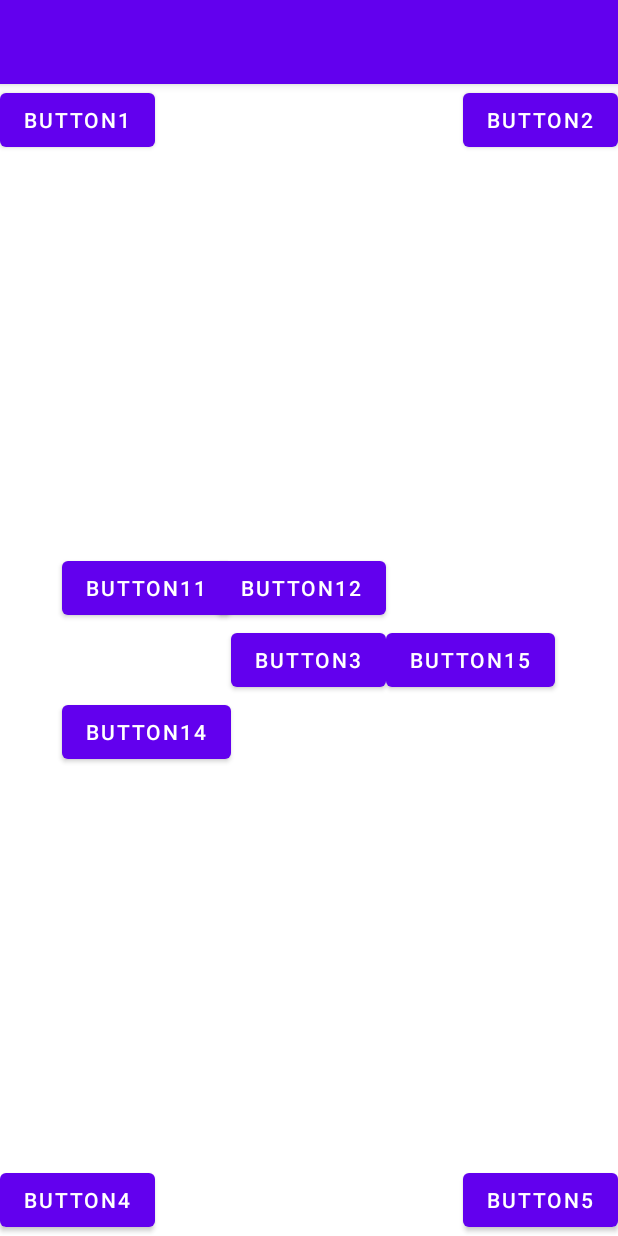
After one commit to Billdex/learn, an Android app: the RelativeLayoutActivity screen opened directly, with no data from a screen before it, on a phone screen of 412 x 824 dp. The commit adds this screen. Run offline under Robolectric (Android 15) with nearby library versions, the phone set to English and light mode, and no system bars.

Commit message:
RelativeLayout相对布局的用法

```diff
--- a/android-study/UILayout/app/src/main/AndroidManifest.xml
+++ b/android-study/UILayout/app/src/main/AndroidManifest.xml
@@ -9,7 +9,8 @@
         android:roundIcon="@mipmap/ic_launcher_round"
         android:supportsRtl="true"
         android:theme="@style/Theme.UILayout">
-        <activity android:name=".LayoutWeightActivity"></activity>
+        <activity android:name=".RelativeLayoutActivity"></activity>
+        <activity android:name=".LayoutWeightActivity" />
         <activity android:name=".MainActivity">
             <intent-filter>
                 <action android:name="android.intent.action.MAIN" />
--- a/android-study/UILayout/app/src/main/java/com/example/uilayout/MainActivity.kt
+++ b/android-study/UILayout/app/src/main/java/com/example/uilayout/MainActivity.kt
@@ -10,6 +10,7 @@ class MainActivity : AppCompatActivity(), View.OnClickListener {
         super.onCreate(savedInstanceState)
         setContentView(R.layout.activity_main)
         button1.setOnClickListener(this)
+        button2.setOnClickListener(this)
     }
 
     override fun onClick(v: View?) {
@@ -17,6 +18,9 @@ class MainActivity : AppCompatActivity(), View.OnClickListener {
             R.id.button1 -> {
                 LayoutWeightActivity.actionStart(this)
             }
+            R.id.button2 -> {
+                RelativeLayoutActivity.actionStart(this)
+            }
         }
     }
 }
--- /dev/null
+++ b/android-study/UILayout/app/src/main/java/com/example/uilayout/RelativeLayoutActivity.kt
@@ -0,0 +1,20 @@
+package com.example.uilayout
+
+import android.content.Context
+import android.content.Intent
+import androidx.appcompat.app.AppCompatActivity
+import android.os.Bundle
+
+class RelativeLayoutActivity : AppCompatActivity() {
+    override fun onCreate(savedInstanceState: Bundle?) {
+        super.onCreate(savedInstanceState)
+        setContentView(R.layout.relative_layout)
+    }
+
+    companion object {
+        fun actionStart(context: Context) {
+            val intent = Intent(context, RelativeLayoutActivity::class.java)
+            context.startActivity(intent)
+        }
+    }
+}
--- a/android-study/UILayout/app/src/main/res/layout/activity_main.xml
+++ b/android-study/UILayout/app/src/main/res/layout/activity_main.xml
@@ -21,7 +21,8 @@
         android:layout_width="wrap_content"
         android:layout_height="wrap_content"
         android:layout_gravity="center"
-        android:text="button2" />
+        android:textAllCaps="false"
+        android:text="relative" />
 
     <Button
         android:id="@+id/button3"
--- /dev/null
+++ b/android-study/UILayout/app/src/main/res/layout/relative_layout.xml
@@ -0,0 +1,73 @@
+<?xml version="1.0" encoding="utf-8"?>
+<RelativeLayout
+    xmlns:android="http://schemas.android.com/apk/res/android"
+    android:layout_width="match_parent"
+    android:layout_height="match_parent">
+
+    <Button
+        android:id="@+id/button1"
+        android:layout_height="wrap_content"
+        android:layout_width="wrap_content"
+        android:layout_alignParentTop="true"
+        android:layout_alignParentLeft="true"
+        android:text="button1"/>
+    <Button
+        android:id="@+id/button2"
+        android:layout_height="wrap_content"
+        android:layout_width="wrap_content"
+        android:layout_alignParentRight="true"
+        android:layout_alignParentTop="true"
+        android:text="button2"/>
+
+    <Button
+        android:id="@+id/button3"
+        android:layout_width="wrap_content"
+        android:layout_height="wrap_content"
+        android:layout_centerInParent="true"
+        android:text="button3" />
+    <Button
+        android:id="@+id/button4"
+        android:layout_height="wrap_content"
+        android:layout_width="wrap_content"
+        android:layout_alignParentBottom="true"
+        android:layout_alignParentLeft="true"
+        android:text="button4"/>
+    <Button
+        android:id="@+id/button5"
+        android:layout_height="wrap_content"
+        android:layout_width="wrap_content"
+        android:layout_alignParentBottom="true"
+        android:layout_alignParentRight="true"
+        android:text="button5"/>
+
+    <Button
+        android:id="@+id/button11"
+        android:layout_height="wrap_content"
+        android:layout_width="wrap_content"
+        android:layout_above="@id/button3"
+        android:layout_toLeftOf="@id/button3"
+        android:text="button11"/>
+    <Button
+        android:id="@+id/button12"
+        android:layout_height="wrap_content"
+        android:layout_width="wrap_content"
+        android:layout_above="@id/button3"
+        android:layout_alignRight="@id/button3"
+        android:text="button12"/>
+    <Button
+        android:id="@+id/button14"
+        android:layout_height="wrap_content"
+        android:layout_width="wrap_content"
+        android:layout_below="@id/button3"
+        android:layout_toLeftOf="@id/button3"
+        android:text="button14"/>
+    <Button
+        android:id="@+id/button15"
+        android:layout_height="wrap_content"
+        android:layout_width="wrap_content"
+        android:layout_alignBottom="@id/button3"
+        android:layout_toRightOf="@id/button3"
+        android:text="button15"/>
+
+
+</RelativeLayout>
```
